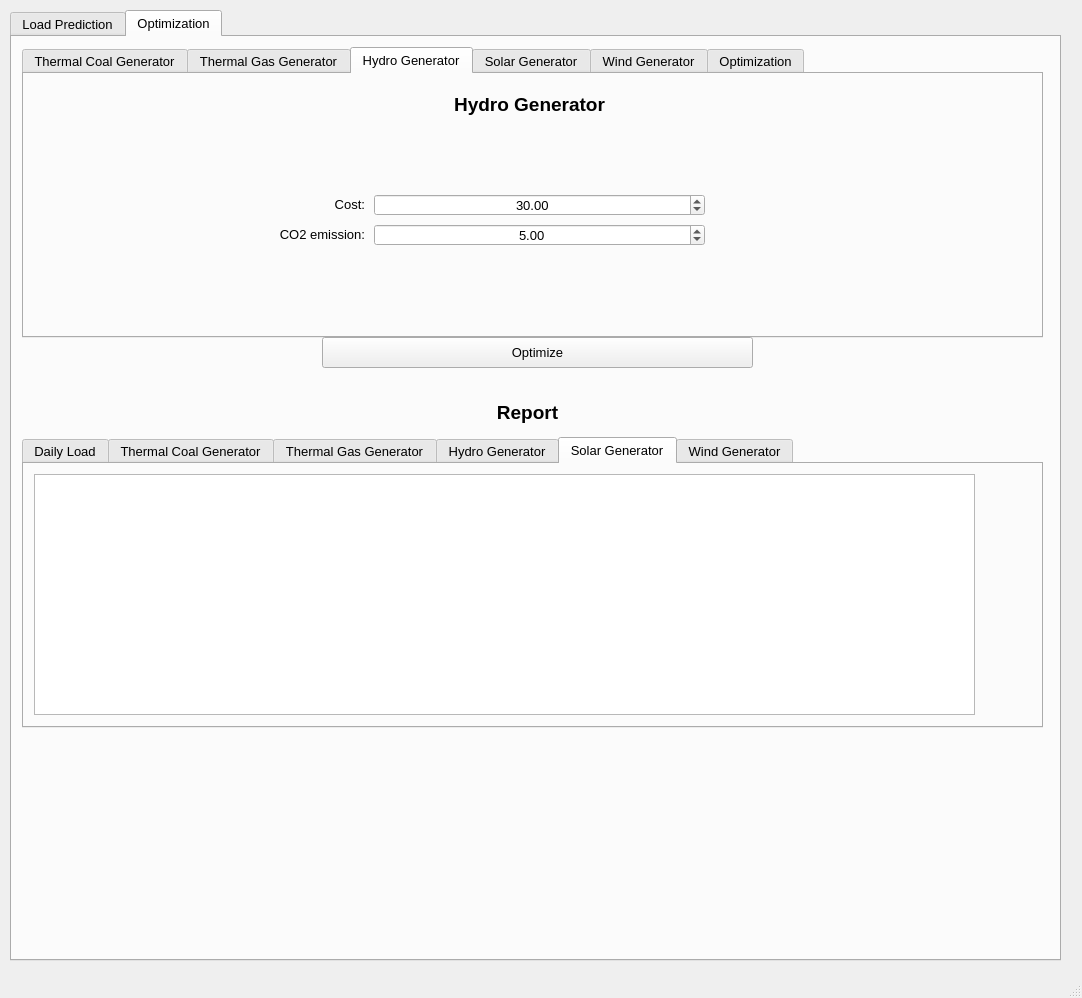
First picture: the form in ui/frontend.ui, repository nikolaJov2605/ISIS_NIS_Project, before the edit.
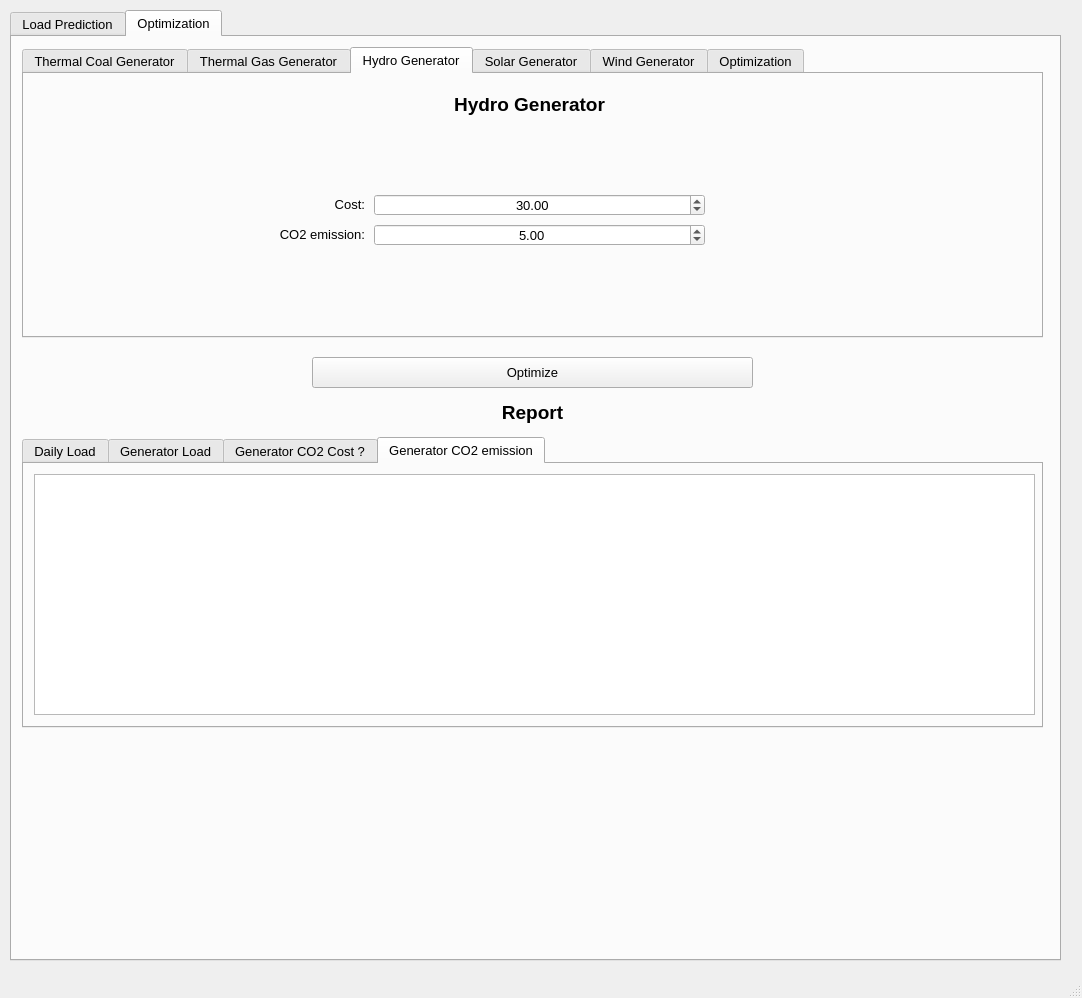
Second picture: the form after the edit. The open tabs and pages were chosen to show the change.

The edit to the form file:
```diff
--- a/ui/frontend.ui
+++ b/ui/frontend.ui
@@ -2879,7 +2879,7 @@
       </widget>
       <widget class="QWidget" name="thermal_coal_report_tab">
        <attribute name="title">
-        <string>Thermal Coal Generator</string>
+        <string>Generator Load</string>
        </attribute>
        <widget class="QTableWidget" name="thermal_coal_report_table">
         <property name="geometry">
@@ -2894,7 +2894,7 @@
       </widget>
       <widget class="QWidget" name="thermal_gas_report_tab">
        <attribute name="title">
-        <string>Thermal Gas Generator</string>
+        <string>Generator CO2 Cost ?</string>
        </attribute>
        <widget class="QTableWidget" name="thermal_gas_report_table">
         <property name="geometry">
@@ -2909,44 +2909,14 @@
       </widget>
       <widget class="QWidget" name="hydro_report_tab">
        <attribute name="title">
-        <string>Hydro Generator</string>
+        <string>Generator CO2 emission</string>
        </attribute>
        <widget class="QTableWidget" name="hydro_report_table">
         <property name="geometry">
          <rect>
           <x>10</x>
           <y>10</y>
-          <width>941</width>
-          <height>241</height>
-         </rect>
-        </property>
-       </widget>
-      </widget>
-      <widget class="QWidget" name="solar_report_tab">
-       <attribute name="title">
-        <string>Solar Generator</string>
-       </attribute>
-       <widget class="QTableWidget" name="solar_report_table">
-        <property name="geometry">
-         <rect>
-          <x>10</x>
-          <y>10</y>
-          <width>941</width>
-          <height>241</height>
-         </rect>
-        </property>
-       </widget>
-      </widget>
-      <widget class="QWidget" name="wind_report_tab">
-       <attribute name="title">
-        <string>Wind Generator</string>
-       </attribute>
-       <widget class="QTableWidget" name="wind_report_table">
-        <property name="geometry">
-         <rect>
-          <x>10</x>
-          <y>10</y>
-          <width>941</width>
+          <width>1001</width>
           <height>241</height>
          </rect>
         </property>
@@ -2958,7 +2928,7 @@
        <rect>
         <x>10</x>
         <y>360</y>
-        <width>1011</width>
+        <width>1021</width>
         <height>31</height>
        </rect>
       </property>
@@ -2979,9 +2949,9 @@
      <widget class="QPushButton" name="optimization_btn">
       <property name="geometry">
        <rect>
-        <x>310</x>
-        <y>300</y>
-        <width>431</width>
+        <x>300</x>
+        <y>320</y>
+        <width>441</width>
         <height>31</height>
        </rect>
       </property>
```
Left out of the diff: 20 changed lines with no effect on the pictures.
